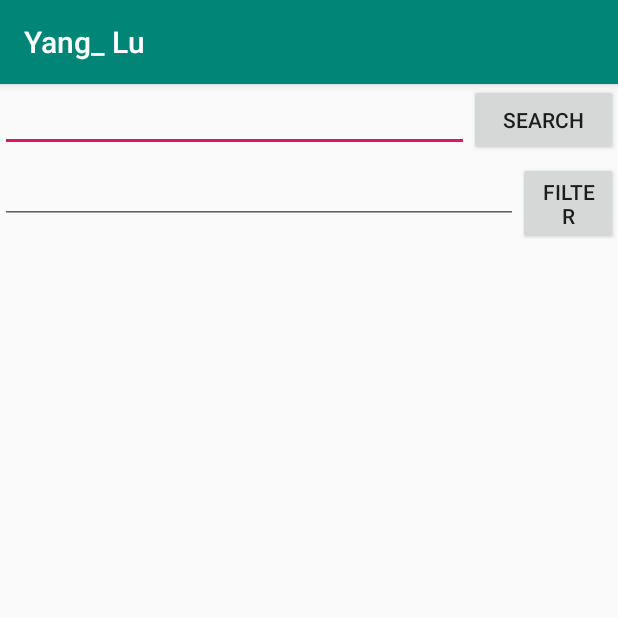
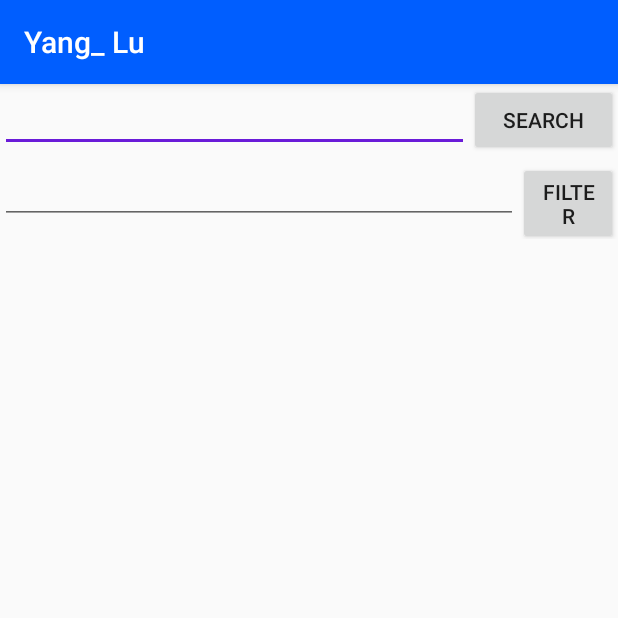
Before and after one commit to Sylvartore/FlickrViewer, an Android app: the screen it shows after launch (MainActivity), on a phone screen of 412 x 824 dp, the top half of it. Run offline under Robolectric (Android 15) with nearby library versions, the phone set to English and light mode, and no system bars; our stand-ins replace Firebase (no records; nobody signed in at launch, a user with empty details on screens opened directly).

Commit message:
Add color theme

```diff
--- a/app/src/main/res/values/colors.xml
+++ b/app/src/main/res/values/colors.xml
@@ -1,6 +1,6 @@
 <?xml version="1.0" encoding="utf-8"?>
 <resources>
-    <color name="colorPrimary">#008577</color>
-    <color name="colorPrimaryDark">#00574B</color>
-    <color name="colorAccent">#D81B60</color>
+    <color name="colorPrimary">#005EFF</color>
+    <color name="colorPrimaryDark">#001285</color>
+    <color name="colorAccent">#6A1BD8</color>
 </resources>
```
